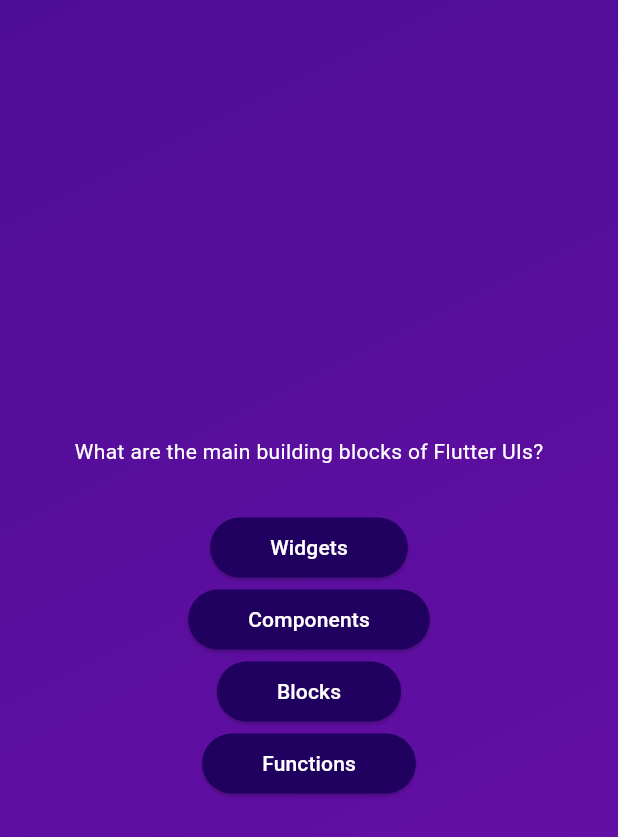
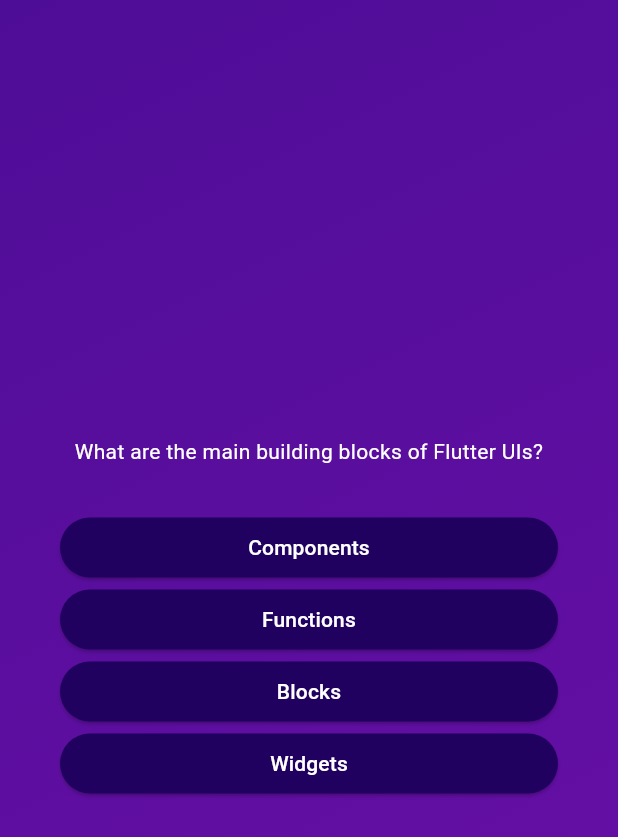
Before and after one commit to sohaibhabib-se/Flutter-Dart-The-Complete-Guide-2024, a Flutter app: the screen it shows after launch, after a tap on "Start Quiz", on a phone screen of 412 x 824 dp. Shown: the top 837 px of the screen. Run offline on Flutter 3.47's test engine with Material 3 defaults, Android fonts, the phone set to English and light mode, and no system bars.

Commit message:
up till Lecture 74

```diff
--- a/adv_basics/lib/answer_button.dart
+++ b/adv_basics/lib/answer_button.dart
@@ -1,9 +1,8 @@
 import 'package:flutter/material.dart';
 
 class AnswerButton extends StatelessWidget {
-
   // AnswerButton(this.answerText, this.onTap, {super.key});
-  AnswerButton({super.key,required this.answerText,required this.onTap});
+  AnswerButton({super.key, required this.answerText, required this.onTap});
 
   final String answerText;
   final void Function() onTap;
@@ -13,11 +12,15 @@
     return ElevatedButton(
       onPressed: onTap,
       style: ElevatedButton.styleFrom(
-          padding: const EdgeInsets.symmetric( vertical: 10, horizontal: 40),
+        padding: const EdgeInsets.symmetric(vertical: 10, horizontal: 40),
         backgroundColor: const Color.fromARGB(255, 33, 1, 95),
         foregroundColor: Colors.white,
         shape: RoundedRectangleBorder(borderRadius: BorderRadius.circular(40)),
       ),
-        child: Text(answerText));
+      child: Text(
+        answerText,
+        textAlign: TextAlign.center,
+      ),
+    );
   }
 }
--- a/adv_basics/lib/models/quiz_question.dart
+++ b/adv_basics/lib/models/quiz_question.dart
@@ -5,4 +5,10 @@
   final String text;
   final List<String> answers;
 
+  List<String> getShuffledAnswers() {
+    final shuffledList = List.of(answers);
+    shuffledList.shuffle();
+    return shuffledList;
+  }
+
 }
--- a/adv_basics/lib/questions_screen.dart
+++ b/adv_basics/lib/questions_screen.dart
@@ -14,24 +14,51 @@
 
 class _QuestionsScreenState extends State<QuestionsScreen> {
 
-  final currentQuestion = questions[0];
+  var currentQuestionIndex = 0;
+
+  void answerQuestion() {
+    // currentQuestionIndex = currentQuestionIndex + 1;
+    // currentQuestionIndex += 1;
+    setState(() {
+      currentQuestionIndex++;
+    });
+  }
+
 
   @override
   Widget build(context) {
+
+    final currentQuestion = questions[currentQuestionIndex];
+
     return SizedBox(
       width: double.infinity,
+      child: Container(
+        margin: const EdgeInsets.all(40),
         child: Column(
           mainAxisAlignment: MainAxisAlignment.center,
+          crossAxisAlignment: CrossAxisAlignment.stretch,
           children: [
-          Text(currentQuestion.text, style: const TextStyle(color: Colors.white),),
-          SizedBox(
+            Text(
+              currentQuestion.text,
+              style: const TextStyle(color: Colors.white),
+              textAlign: TextAlign.center,
+            ),
+            const SizedBox(
               height: 30,
             ),
-          AnswerButton(answerText: currentQuestion.answers[0], onTap: () {},),
-          AnswerButton(answerText: currentQuestion.answers[1], onTap: () {},),
-          AnswerButton(answerText: currentQuestion.answers[2], onTap: () {},),
-          AnswerButton(answerText: currentQuestion.answers[3], onTap: () {},),
+
+            // ...currentQuestion.answers.map((item) {
+            //   return AnswerButton(answerText: item, onTap: () {});
+            // }),
+            ...currentQuestion.getShuffledAnswers().map((item) {
+              return AnswerButton(answerText: item, onTap: answerQuestion);
+            }),
+            // AnswerButton(answerText: currentQuestion.answers[0], onTap: () {},),
+            // AnswerButton(answerText: currentQuestion.answers[1], onTap: () {},),
+            // AnswerButton(answerText: currentQuestion.answers[2], onTap: () {},),
+            // AnswerButton(answerText: currentQuestion.answers[3], onTap: () {},),
           ],
+        ),
       ),
     );
   }
```
Lines whose indentation alone changed are shown as unchanged.
